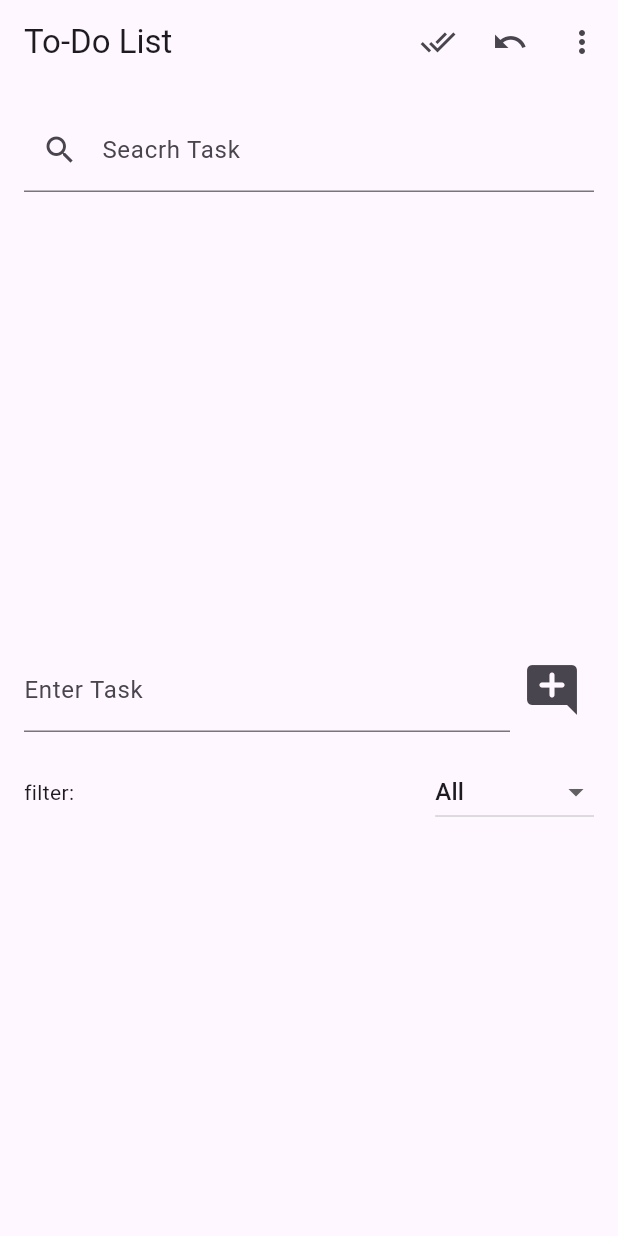
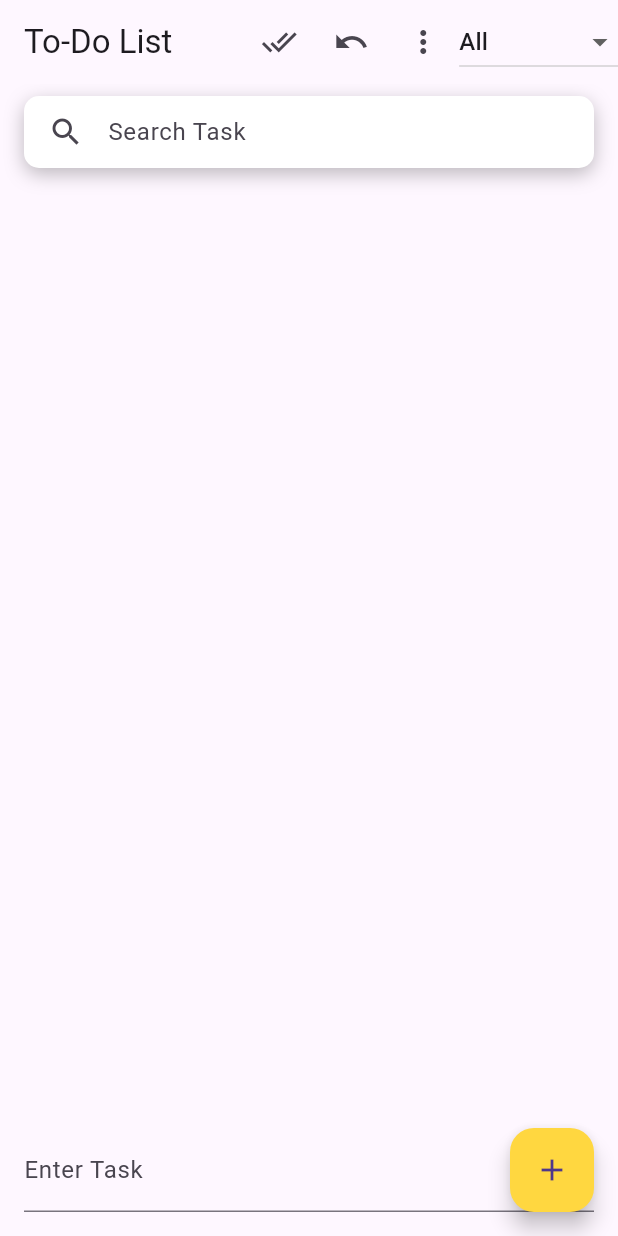
Before and after one commit to evcadhan021/TODO_APK_1, a Flutter app: the screen it shows after launch, on a phone screen of 412 x 824 dp. Run offline on Flutter 3.47's test engine with Material 3 defaults, Android fonts, the phone set to English and light mode, and no system bars; our stand-ins replace shared_preferences.

Commit message:
membuat Expanded menjadi Expandable agar lebih flexible saat di scroll

```diff
--- a/lib/to_do_list.dart
+++ b/lib/to_do_list.dart
@@ -237,23 +237,54 @@ class _ToDoListPageState extends State<ToDoListPage> {
               ];
             },
           ),
+          DropdownButton<String>(
+            value: _filter, // Variabel buat simpan nilai filter
+            onChanged: (String? newValue) {
+              setState(() {
+                _filter = newValue!;
+                // Logika filter task berdasarkan status
+              });
+            },
+            items: <String>['All', 'Completed', 'Incomplete']
+                .map<DropdownMenuItem<String>>((String value) {
+              return DropdownMenuItem<String>(
+                value: value,
+                child: Text(value),
+              );
+            }).toList(),
+          ),
         ],
       ),
+
       body: Column(
         children: [
-          Padding(
-            padding: const EdgeInsets.all(16.0),
+          Container(
+            margin: const EdgeInsets.symmetric(horizontal: 16, vertical: 8),
+            padding: const EdgeInsets.symmetric(horizontal: 16),
+            decoration: BoxDecoration(
+              color: Colors.white,
+              borderRadius: BorderRadius.circular(10),
+              boxShadow: const [
+                BoxShadow(
+                  color: Colors.black26,
+                  blurRadius: 10,
+                  offset: Offset(0, 4),
+                ),
+              ],
+            ),
             child: TextField(
+              textCapitalization: TextCapitalization.sentences,
               controller: _searchController,
-              decoration: const InputDecoration(
-                labelText: 'Seacrh Task',
-                prefixIcon: Icon(Icons.search),
-              ),
               onChanged: (value) {
                 setState(() {
                   _searchQuery = value;
                 });
               },
+              decoration: const InputDecoration(
+                icon: Icon(Icons.search),
+                hintText: "Search Task",
+                border: InputBorder.none,
+              ),
             ),
           ),
           Expanded(
@@ -261,86 +292,13 @@ class _ToDoListPageState extends State<ToDoListPage> {
               itemCount: _getSearchResults().length,
               itemBuilder: (context, index) {
                 final task = _getSearchResults()[index];
-                return ListTile(
+                return ExpansionTile(
                   title: Text(task.title),
-                  // lanjutkan dengan kode task yang ada
-                );
-              },
-            ),
-          ),
+                  children: [
                     Padding(
-            padding: const EdgeInsets.all(16.0),
-            child: Row(
-              children: [
-                Expanded(
-                  child: TextField(
-                    controller: _taskController,
-                    decoration: const InputDecoration(labelText: 'Enter Task'),
-                  ),
-                ),
-                IconButton(
-                  icon: const Icon(
-                    Icons.add_comment_rounded,
-                    size: 40,
-                  ),
-                  onPressed: _addTask, // Tambah task baru saat tombol ditekan
-                ),
-              ],
-            ),
-          ),
-          Padding(
-            padding: const EdgeInsets.symmetric(horizontal: 16.0),
+                      padding: const EdgeInsets.all(8.0),
                       child: Row(
                         mainAxisAlignment: MainAxisAlignment.spaceBetween,
-              children: [
-                const Text('filter:'),
-                DropdownButton<String>(
-                  value: _filter,
-                  items: const [
-                    DropdownMenuItem(
-                      value: 'All',
-                      child: Text('All'),
-                    ),
-                    DropdownMenuItem(
-                      value: 'Completed',
-                      child: Text('Completed'),
-                    ),
-                    DropdownMenuItem(
-                      value: 'Incomplete',
-                      child: Text('Incomplete'),
-                    ),
-                  ],
-                  onChanged: (value) {
-                    setState(() {
-                      _filter = value!; // Update Filter Sesuai Pilihan
-                    });
-                  },
-                ),
-              ],
-            ),
-          ),
-          Expanded(
-            child: ListView.builder(
-              itemCount: filteredTasks.length,
-              itemBuilder: (context, index) {
-                if (index >= filteredTasks.length) {
-                  return const SizedBox
-                      .shrink(); // Mencegah akses index di luar range
-                }
-                final task = filteredTasks[index];
-                return Padding(
-                  padding: const EdgeInsets.symmetric(
-                      vertical: 5.0), // Tambahin jarak vertikal
-                  child: ListTile(
-                    textColor: Colors.green,
-                    tileColor: Colors.black,
-                    title: Text(
-                      task.title,
-                      style: const TextStyle(
-                          fontSize: 22, fontWeight: FontWeight.bold),
-                    ),
-                    trailing: Row(
-                      mainAxisSize: MainAxisSize.min,
                         children: [
                           Checkbox(
                             value: task.isDone,
@@ -348,34 +306,43 @@ class _ToDoListPageState extends State<ToDoListPage> {
                               setState(() {
                                 task.isDone = value ?? false;
                               });
-                            _saveTasks(); // Simpan task saat status berubah
                             },
                           ),
                           IconButton(
-                          icon: const Icon(
-                            Icons.edit,
-                            color: Colors.blue,
-                          ),
+                            icon: const Icon(Icons.edit),
                             onPressed: () =>
                                 _editTask(index), // Panggil edit task
                           ),
                           IconButton(
-                          icon: const Icon(
-                            Icons.delete,
-                            color: Colors.red,
-                          ),
+                            icon: const Icon(Icons.delete),
                             onPressed: () =>
                                 _deleteTask(index), // Panggil delete task
                           ),
                         ],
                       ),
                     ),
+                  ],
                 );
               },
             ),
           ),
+          Padding(
+            padding: const EdgeInsets.all(16.0),
+            child: TextField(
+              controller: _taskController,
+              decoration: const InputDecoration(labelText: 'Enter Task'),
+              textCapitalization: TextCapitalization.sentences,
+            ),
+          ),
         ],
       ),
+      floatingActionButton: FloatingActionButton(
+        onPressed: _addTask,
+        backgroundColor: Colors.amberAccent,
+        child: const Icon(Icons.add),
+      ),
+      floatingActionButtonLocation: FloatingActionButtonLocation
+          .endFloat, // Posisinya di pojok kanan bawah
     );
   }
 }
```
Lines whose indentation alone changed are shown as unchanged.
